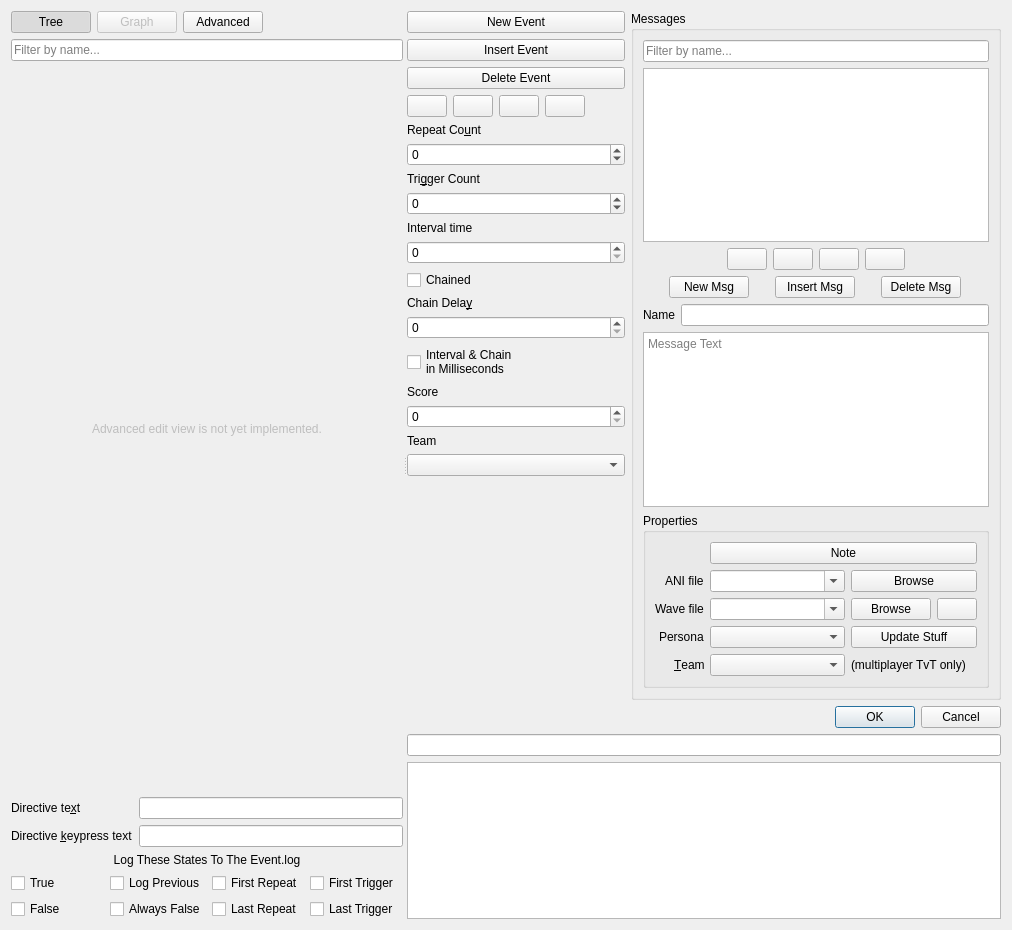
This is qtfred/ui/MissionEventsDialog.ui in MjnMixael/fs2open.github.com as Qt 5 draws it before an edit. The edited form follows.
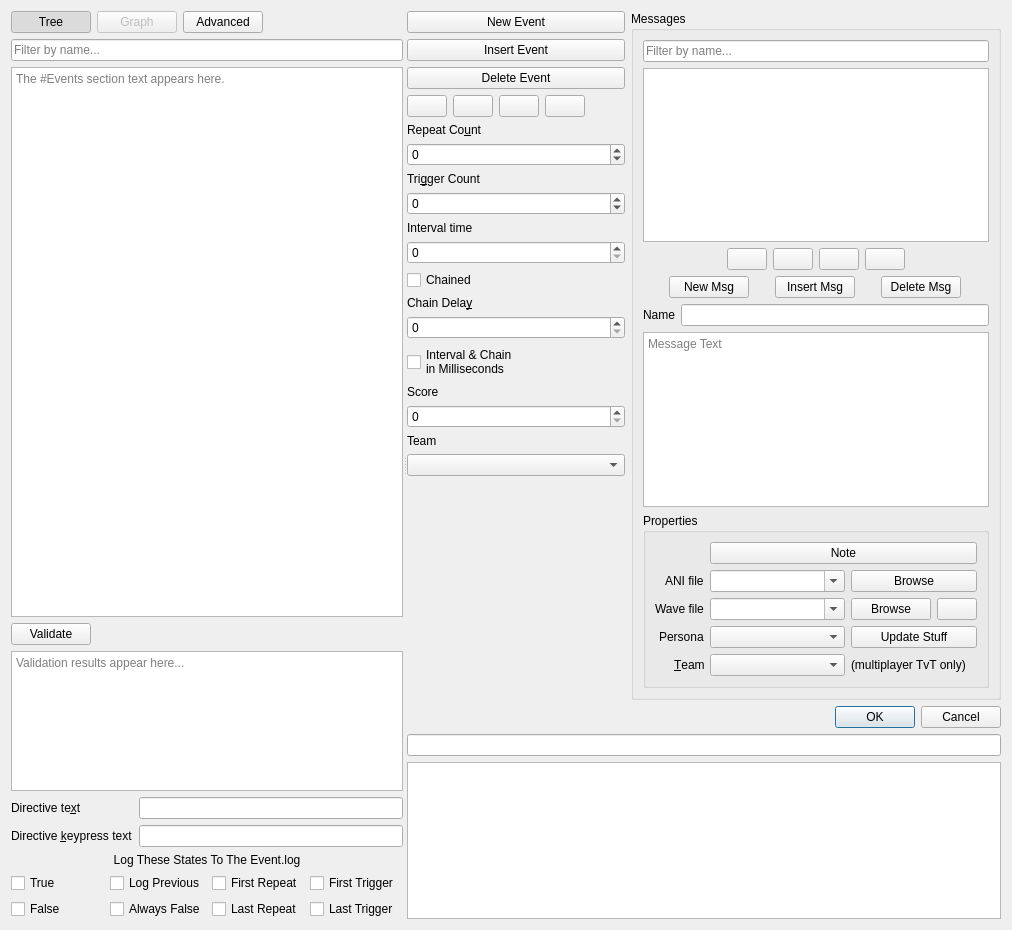
This is the edited form. The open tabs and pages were chosen to show the change. Custom widgets are drawn as their Qt base class.

Commit message: Add an Advanced Edit (text) view to the qtFRED Events editor

```diff
--- a/qtfred/ui/MissionEventsDialog.ui
+++ b/qtfred/ui/MissionEventsDialog.ui
@@ -146,16 +146,65 @@
          </widget>
          <widget class="QWidget" name="advancedViewPage">
           <layout class="QVBoxLayout" name="advancedViewPageLayout">
+           <property name="leftMargin">
+            <number>0</number>
+           </property>
+           <property name="topMargin">
+            <number>0</number>
+           </property>
+           <property name="rightMargin">
+            <number>0</number>
+           </property>
+           <property name="bottomMargin">
+            <number>0</number>
+           </property>
            <item>
-            <widget class="QLabel" name="advancedPlaceholderLabel">
-             <property name="enabled">
-              <bool>false</bool>
+            <widget class="QPlainTextEdit" name="advancedTextEdit">
+             <property name="lineWrapMode">
+              <enum>QPlainTextEdit::NoWrap</enum>
              </property>
-             <property name="text">
-              <string>Advanced edit view is not yet implemented.</string>
+             <property name="placeholderText">
+              <string>The #Events section text appears here.</string>
              </property>
-             <property name="alignment">
-              <set>Qt::AlignCenter</set>
+            </widget>
+           </item>
+           <item>
+            <layout class="QHBoxLayout" name="advancedButtonLayout">
+             <item>
+              <widget class="QPushButton" name="btnValidateEvents">
+               <property name="text">
+                <string>Validate</string>
+               </property>
+              </widget>
+             </item>
+             <item>
+              <spacer name="advancedButtonSpacer">
+               <property name="orientation">
+                <enum>Qt::Horizontal</enum>
+               </property>
+               <property name="sizeHint" stdset="0">
+                <size>
+                 <width>40</width>
+                 <height>20</height>
+                </size>
+               </property>
+              </spacer>
+             </item>
+            </layout>
+           </item>
+           <item>
+            <widget class="QPlainTextEdit" name="advancedErrorList">
+             <property name="maximumSize">
+              <size>
+               <width>16777215</width>
+               <height>140</height>
+              </size>
+             </property>
+             <property name="readOnly">
+              <bool>true</bool>
+             </property>
+             <property name="placeholderText">
+              <string>Validation results appear here...</string>
              </property>
             </widget>
            </item>
```
The commit also changes 5 other files.
